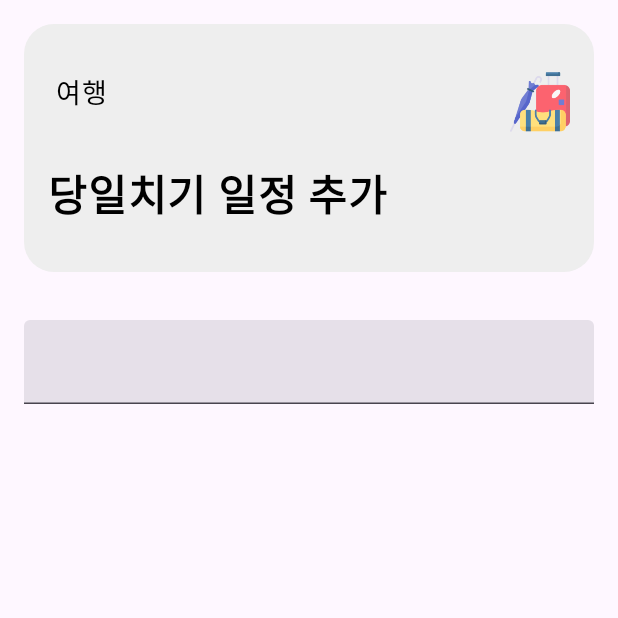
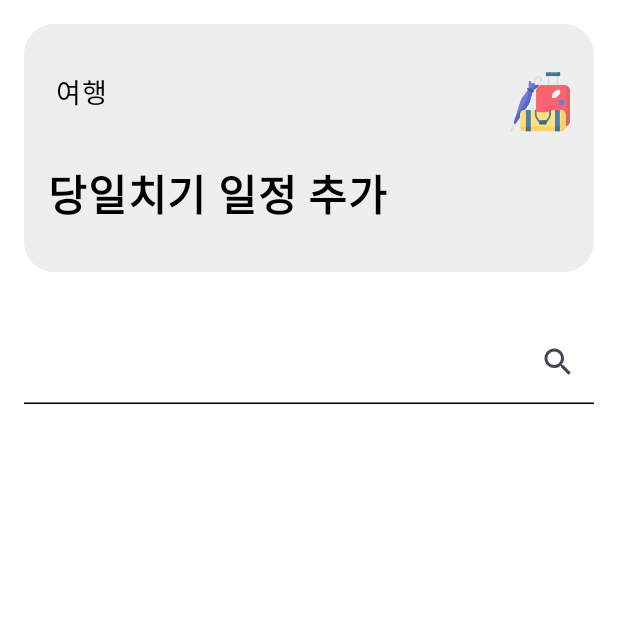
Before and after one commit to kotrip-planner/kotrip-aos, an Android app built with Jetpack Compose: the composable TourPage called with empty values, on a phone screen of 412 x 824 dp, the top half of it. Run offline under Robolectric (Android 15) with nearby library versions, the phone set to English and light mode, and no system bars; our stand-ins replace accompanist; 3 statements that could not run were skipped.

Commit message:
update tour page ui

```diff
--- a/app/src/main/java/com/koreatech/kotrip_android/presentation/components/organisms/TourAddDialog.kt
+++ b/app/src/main/java/com/koreatech/kotrip_android/presentation/components/organisms/TourAddDialog.kt
@@ -7,6 +7,7 @@ import androidx.compose.foundation.layout.Column
 import androidx.compose.foundation.layout.Spacer
 import androidx.compose.foundation.layout.fillMaxWidth
 import androidx.compose.foundation.layout.height
+import androidx.compose.foundation.layout.padding
 import androidx.compose.foundation.shape.RoundedCornerShape
 import androidx.compose.material3.Button
 import androidx.compose.material3.ButtonDefaults
@@ -33,7 +34,9 @@ fun TourAddDialog(
             Column(
                 modifier = modifier
                     .fillMaxWidth()
-                    .background(Color.White, shape = RoundedCornerShape(16.dp)),
+                    .background(Color.White, shape = RoundedCornerShape(16.dp))
+                    .padding(vertical = 20.dp)
+                ,
                 verticalArrangement = Arrangement.Center,
                 horizontalAlignment = Alignment.CenterHorizontally
             ) {
--- a/app/src/main/java/com/koreatech/kotrip_android/presentation/components/organisms/TourRemoveDialog.kt
+++ b/app/src/main/java/com/koreatech/kotrip_android/presentation/components/organisms/TourRemoveDialog.kt
@@ -7,6 +7,7 @@ import androidx.compose.foundation.layout.Column
 import androidx.compose.foundation.layout.Spacer
 import androidx.compose.foundation.layout.fillMaxWidth
 import androidx.compose.foundation.layout.height
+import androidx.compose.foundation.layout.padding
 import androidx.compose.foundation.shape.RoundedCornerShape
 import androidx.compose.material3.Button
 import androidx.compose.material3.ButtonDefaults
@@ -32,7 +33,8 @@ fun TourRemoveDialog(
             Column(
                 modifier = modifier
                     .fillMaxWidth()
-                    .background(Color.White, shape = RoundedCornerShape(16.dp)),
+                    .background(Color.White, shape = RoundedCornerShape(16.dp))
+                    .padding(vertical = 20.dp),
                 verticalArrangement = Arrangement.Center,
                 horizontalAlignment = Alignment.CenterHorizontally
             ) {
--- a/app/src/main/java/com/koreatech/kotrip_android/presentation/views/tour/TourPage.kt
+++ b/app/src/main/java/com/koreatech/kotrip_android/presentation/views/tour/TourPage.kt
@@ -1,6 +1,7 @@
 package com.koreatech.kotrip_android.presentation.views.tour
 
 import androidx.compose.foundation.ExperimentalFoundationApi
+import androidx.compose.foundation.background
 import androidx.compose.foundation.layout.Box
 import androidx.compose.foundation.layout.Spacer
 import androidx.compose.foundation.layout.fillMaxSize
@@ -13,10 +14,13 @@ import androidx.compose.foundation.lazy.LazyRow
 import androidx.compose.foundation.lazy.items
 import androidx.compose.material.icons.Icons
 import androidx.compose.material.icons.filled.LocationOn
+import androidx.compose.material.icons.filled.Search
 import androidx.compose.material3.ExtendedFloatingActionButton
 import androidx.compose.material3.Icon
+import androidx.compose.material3.IconButton
 import androidx.compose.material3.Text
 import androidx.compose.material3.TextField
+import androidx.compose.material3.TextFieldDefaults
 import androidx.compose.runtime.Composable
 import androidx.compose.ui.Alignment
 import androidx.compose.ui.Modifier
@@ -51,7 +55,9 @@ fun TourPage(
     onClick: (tourInfo: TourInfo) -> Unit,
     onClickTour: (List<TourInfo>) -> Unit,
 ) {
-    Box(modifier = Modifier.fillMaxSize()) {
+    Box(modifier = Modifier
+        .fillMaxSize()
+        .background(Color.White)) {
 
         LazyColumn(
             modifier = Modifier
@@ -70,7 +76,17 @@ fun TourPage(
                 TextField(
                     value = searchText,
                     onValueChange = onSearchTextChanged,
-                    modifier = Modifier.fillMaxWidth()
+                    modifier = Modifier
+                        .fillMaxWidth(),
+                    colors = TextFieldDefaults.colors(
+                        unfocusedContainerColor = Color.White,
+                        focusedContainerColor = Color.White,
+                        unfocusedIndicatorColor = Color.Black,
+                        focusedIndicatorColor = Color.Gray
+                    ),
+                    trailingIcon = {
+                        Icon(imageVector = Icons.Default.Search, contentDescription = null)
+                    }
                 )
                 Spacer(modifier = Modifier.height(10.dp))
             }
```
Also changed, not shown: app/src/main/java/com/koreatech/kotrip_android/presentation/components/organisms/TourCard.kt (+9 -13 lines), app/src/main/java/com/koreatech/kotrip_android/presentation/composable/HomeComposable.kt (+2 -49 lines).
